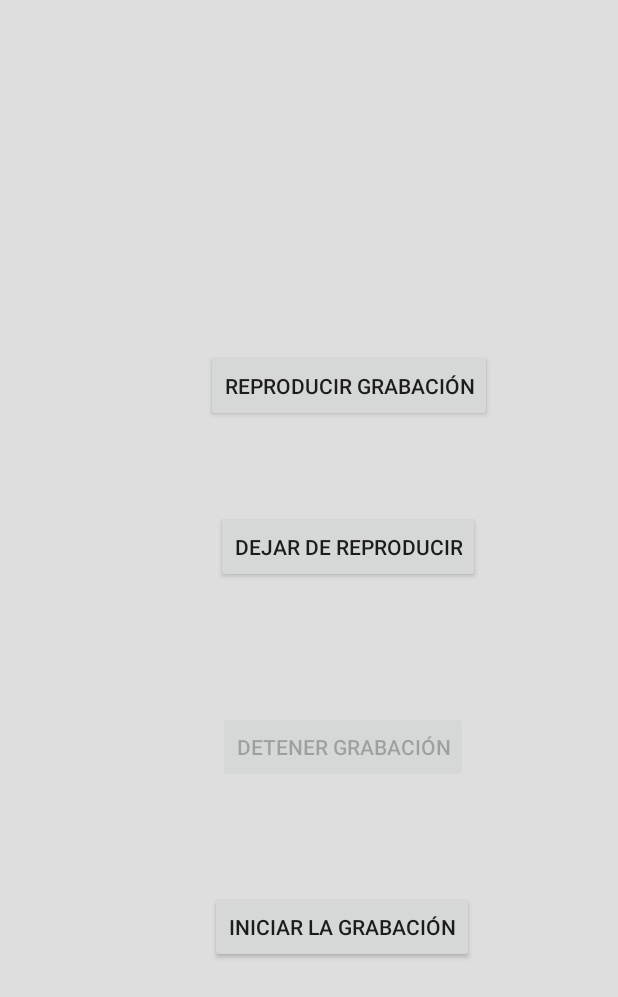
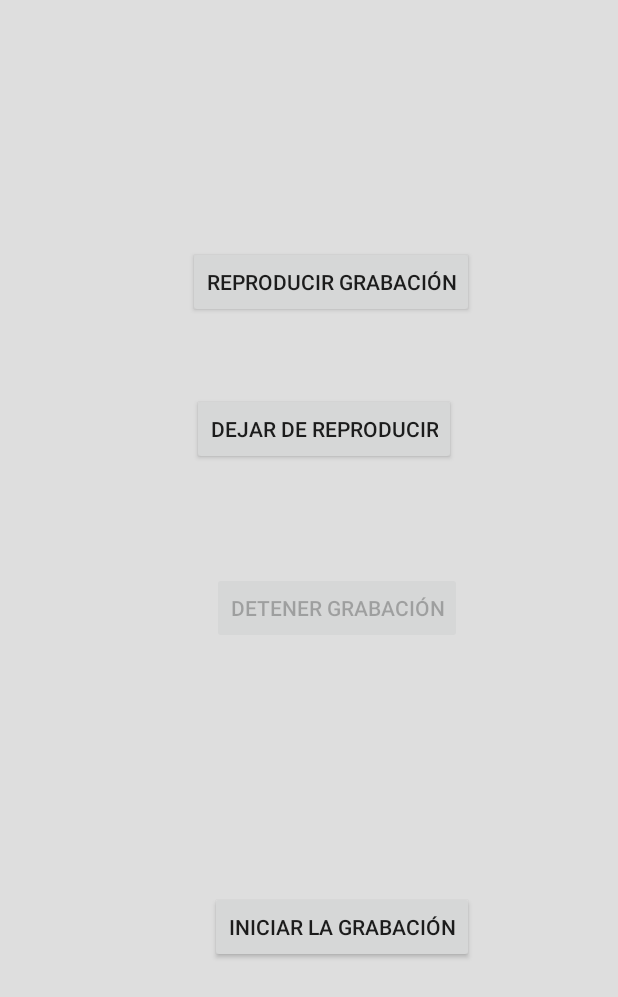
Before and after one commit to caotchris/appmovil, an Android app: the Audio screen opened directly, with no data from a screen before it, after a tap on "DETENER GRABACIÓN", on a phone screen of 412 x 824 dp. Shown: the top 997 px of the screen. Run offline under Robolectric (Android 15) with nearby library versions, the phone set to English and light mode, and no system bars; network calls fail; 1 other tap on this screen came first.

Commit message:
Audio corregido

```diff
--- a/app/src/main/AndroidManifest.xml
+++ b/app/src/main/AndroidManifest.xml
@@ -11,6 +11,8 @@
     <uses-permission android:name="android.permission.RECORD_AUDIO" />
     <uses-permission android:name="android.permission.INTERNET" />
     <uses-permission android:name="android.permission.CAMERA" />
+    <uses-feature android:name="android.hardware.microphone"/>
+    <uses-permission android:name="android.permission.STORAGE" />
 
     <uses-feature android:name="android.hardware.location.gps" android:required="false"/>
     <uses-feature android:name="android.hardware.touchscreen" android:required="false"/>
--- a/app/src/main/java/gestionar_evidencias/Audio.java
+++ b/app/src/main/java/gestionar_evidencias/Audio.java
@@ -6,6 +6,7 @@ import android.media.MediaRecorder;
 import android.os.Bundle;
 import android.os.Environment;
 import android.util.Log;
+import android.view.View;
 import android.widget.Button;
 import android.widget.Toast;
 
@@ -17,7 +18,7 @@ import java.io.IOException;
 import java.text.SimpleDateFormat;
 import java.util.Date;
 
-public class Audio extends AppCompatActivity {
+public class Audio extends AppCompatActivity implements View.OnClickListener{
 
     private Button startbtn, stopbtn, playbtn, stopplay;
     private MediaRecorder mRecorder;
@@ -42,8 +43,15 @@ public class Audio extends AppCompatActivity {
         stopplay.setEnabled(false);
         mFileName = Environment.getExternalStorageDirectory().getAbsolutePath();
         mFileName += "/AudioRecording"+timeStamp+".mp3";
+        startbtn.setOnClickListener(this);
+        stopbtn.setOnClickListener(this);
+        playbtn.setOnClickListener(this);
+        stopplay.setOnClickListener(this);
+    }
 
-        startbtn.setOnClickListener(v -> {
+    @Override
+    public void onClick(View v) {
+        if (v == startbtn){
             stopbtn.setEnabled(true);
             startbtn.setEnabled(false);
             playbtn.setEnabled(false);
@@ -55,23 +63,39 @@ public class Audio extends AppCompatActivity {
             mRecorder.setOutputFile(mFileName);
             try {
                 mRecorder.prepare();
+                mRecorder.start();
             } catch (IOException e) {
                 Log.e(LOG_TAG, "prepare() failed");
             }
-                mRecorder.start();
+
             Toast.makeText(getApplicationContext(), "Grabación iniciada", Toast.LENGTH_LONG).show();
-            });
-        stopbtn.setOnClickListener(v -> {
+        }
+        if (v == stopbtn){
             stopbtn.setEnabled(false);
             startbtn.setEnabled(true);
             playbtn.setEnabled(true);
             stopplay.setEnabled(true);
+            try {
+                mRecorder.prepare();
                 mRecorder.stop();
                 mRecorder.release();
+            } catch (IOException e) {
+                e.printStackTrace();
+            }
+
             mRecorder = null;
             Toast.makeText(getApplicationContext(), "Grabación detenida", Toast.LENGTH_LONG).show();
-        });
-        playbtn.setOnClickListener(v -> {
+        }
+        if (v == stopplay){
+            mPlayer.release();
+            mPlayer = null;
+            stopbtn.setEnabled(false);
+            startbtn.setEnabled(true);
+            playbtn.setEnabled(true);
+            stopplay.setEnabled(false);
+            Toast.makeText(getApplicationContext(),"Reproducción de audio detenido\n", Toast.LENGTH_SHORT).show();
+        }
+        if (v == playbtn){
             stopbtn.setEnabled(false);
             startbtn.setEnabled(true);
             playbtn.setEnabled(false);
@@ -85,16 +109,7 @@ public class Audio extends AppCompatActivity {
             } catch (IOException e) {
                 Log.e(LOG_TAG, "prepare() failed");
             }
-        });
-        stopplay.setOnClickListener(v -> {
-            mPlayer.release();
-            mPlayer = null;
-            stopbtn.setEnabled(false);
-            startbtn.setEnabled(true);
-            playbtn.setEnabled(true);
-            stopplay.setEnabled(false);
-            Toast.makeText(getApplicationContext(),"Reproducción de audio detenido\n", Toast.LENGTH_SHORT).show();
-        });
         }
 
     }
+}
--- a/app/src/main/res/layout/activity_audio.xml
+++ b/app/src/main/res/layout/activity_audio.xml
@@ -25,38 +25,38 @@
         android:layout_width="wrap_content"
         android:layout_height="wrap_content"
         android:layout_marginTop="381dp"
-        android:layout_marginEnd="100dp"
+        android:layout_marginEnd="104dp"
         android:layout_marginBottom="302dp"
         android:text="Detener grabación"
         app:layout_constraintBottom_toBottomOf="parent"
         app:layout_constraintEnd_toEndOf="parent"
         app:layout_constraintTop_toTopOf="parent"
-        app:layout_constraintVertical_bias="1.0" />
+        app:layout_constraintVertical_bias="0.0" />
 
     <Button
         android:id="@+id/btnPlay"
         android:layout_width="wrap_content"
         android:layout_height="wrap_content"
         android:layout_marginTop="164dp"
-        android:layout_marginEnd="84dp"
+        android:layout_marginEnd="96dp"
         android:layout_marginBottom="519dp"
         android:text="Reproducir grabación"
         app:layout_constraintBottom_toBottomOf="parent"
         app:layout_constraintEnd_toEndOf="parent"
         app:layout_constraintTop_toTopOf="parent"
-        app:layout_constraintVertical_bias="0.747" />
+        app:layout_constraintVertical_bias="0.0" />
 
     <Button
         android:id="@+id/btnStopPlay"
         android:layout_width="wrap_content"
         android:layout_height="wrap_content"
         android:layout_marginTop="262dp"
-        android:layout_marginEnd="92dp"
+        android:layout_marginEnd="108dp"
         android:layout_marginBottom="421dp"
         android:text="Dejar de reproducir"
         app:layout_constraintBottom_toBottomOf="parent"
         app:layout_constraintEnd_toEndOf="parent"
         app:layout_constraintTop_toTopOf="parent"
-        app:layout_constraintVertical_bias="0.846" />
+        app:layout_constraintVertical_bias="0.0" />
 
 </androidx.constraintlayout.widget.ConstraintLayout>
```
Lines whose indentation alone changed are shown as unchanged.
